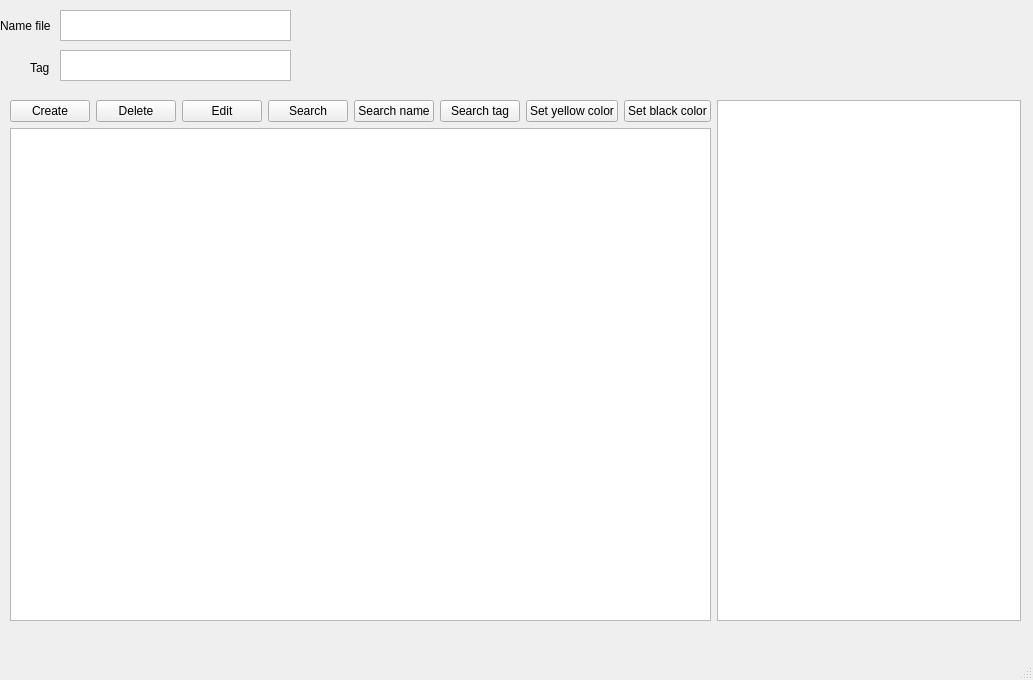
The window that Notebook_project/notebook/mainwindow.ui (Danil-Kovalev/NG_2021_Danil_Kovalev) describes before a commit, drawn with Qt 5.
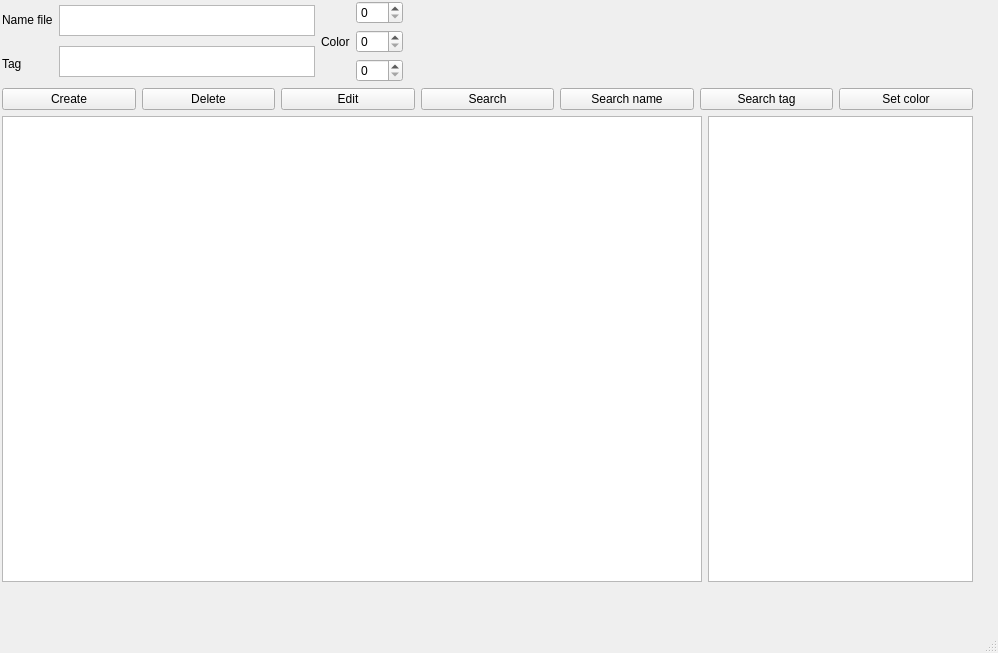
The same window after the commit.

Commit message: realesed search tag and set color text

The edit to the form file:
```diff
--- a/Notebook_project/notebook/mainwindow.ui
+++ b/Notebook_project/notebook/mainwindow.ui
@@ -6,77 +6,141 @@
    <rect>
     <x>0</x>
     <y>0</y>
-    <width>1033</width>
-    <height>680</height>
+    <width>998</width>
+    <height>653</height>
    </rect>
   </property>
   <property name="windowTitle">
    <string>MainWindow</string>
   </property>
   <widget class="QWidget" name="centralwidget">
-   <widget class="QTextEdit" name="nameFile">
+   <widget class="QWidget" name="">
     <property name="geometry">
      <rect>
-      <x>60</x>
-      <y>10</y>
-      <width>231</width>
-      <height>31</height>
+      <x>2</x>
+      <y>1</y>
+      <width>971</width>
+      <height>581</height>
      </rect>
     </property>
-   </widget>
+    <layout class="QVBoxLayout" name="verticalLayout_5">
+     <item>
+      <layout class="QHBoxLayout" name="horizontalLayout_8">
+       <item>
+        <layout class="QHBoxLayout" name="horizontalLayout_6">
+         <item>
+          <layout class="QVBoxLayout" name="verticalLayout_3">
+           <item>
    <widget class="QLabel" name="l_nameFile">
-    <property name="geometry">
-     <rect>
-      <x>0</x>
-      <y>10</y>
-      <width>61</width>
-      <height>31</height>
-     </rect>
-    </property>
     <property name="text">
      <string>Name file</string>
     </property>
    </widget>
+           </item>
+           <item>
    <widget class="QLabel" name="l_tagFile">
-    <property name="geometry">
-     <rect>
-      <x>30</x>
-      <y>60</y>
-      <width>21</width>
-      <height>16</height>
-     </rect>
-    </property>
     <property name="text">
      <string>Tag</string>
     </property>
    </widget>
+           </item>
+          </layout>
+         </item>
+         <item>
+          <layout class="QVBoxLayout" name="verticalLayout_2">
+           <item>
+            <widget class="QTextEdit" name="nameFile">
+             <property name="sizePolicy">
+              <sizepolicy hsizetype="Fixed" vsizetype="Fixed">
+               <horstretch>0</horstretch>
+               <verstretch>0</verstretch>
+              </sizepolicy>
+             </property>
+             <property name="maximumSize">
+              <size>
+               <width>16777215</width>
+               <height>31</height>
+              </size>
+             </property>
+            </widget>
+           </item>
+           <item>
    <widget class="QTextEdit" name="tagFile">
-    <property name="geometry">
-     <rect>
-      <x>60</x>
-      <y>50</y>
-      <width>231</width>
+             <property name="sizePolicy">
+              <sizepolicy hsizetype="Fixed" vsizetype="Fixed">
+               <horstretch>0</horstretch>
+               <verstretch>0</verstretch>
+              </sizepolicy>
+             </property>
+             <property name="maximumSize">
+              <size>
+               <width>16777215</width>
       <height>31</height>
-     </rect>
-    </property>
-   </widget>
-   <widget class="QWidget" name="layoutWidget">
-    <property name="geometry">
-     <rect>
-      <x>10</x>
-      <y>100</y>
-      <width>1011</width>
-      <height>521</height>
-     </rect>
-    </property>
-    <layout class="QHBoxLayout" name="horizontalLayout_5">
+              </size>
+             </property>
+            </widget>
+           </item>
+          </layout>
+         </item>
+        </layout>
+       </item>
+       <item>
+        <layout class="QHBoxLayout" name="horizontalLayout_7">
+         <item>
+          <widget class="QLabel" name="l_color">
+           <property name="text">
+            <string>Color</string>
+           </property>
+          </widget>
+         </item>
+         <item>
+          <layout class="QVBoxLayout" name="verticalLayout_4">
+           <item>
+            <widget class="QSpinBox" name="s_red">
+             <property name="maximum">
+              <number>255</number>
+             </property>
+            </widget>
+           </item>
+           <item>
+            <widget class="QSpinBox" name="s_green">
+             <property name="maximum">
+              <number>255</number>
+             </property>
+            </widget>
+           </item>
+           <item>
+            <widget class="QSpinBox" name="s_blue">
+             <property name="maximum">
+              <number>255</number>
+             </property>
+             <property name="value">
+              <number>0</number>
+             </property>
+            </widget>
+           </item>
+          </layout>
+         </item>
+        </layout>
+       </item>
+       <item>
+        <spacer name="horizontalSpacer">
+         <property name="orientation">
+          <enum>Qt::Horizontal</enum>
+         </property>
+         <property name="sizeHint" stdset="0">
+          <size>
+           <width>40</width>
+           <height>20</height>
+          </size>
+         </property>
+        </spacer>
+       </item>
+      </layout>
+     </item>
      <item>
       <layout class="QVBoxLayout" name="verticalLayout">
        <item>
-        <layout class="QHBoxLayout" name="horizontalLayout_4">
-         <item>
-          <layout class="QHBoxLayout" name="horizontalLayout_2">
-           <item>
             <layout class="QHBoxLayout" name="horizontalLayout">
              <item>
               <widget class="QPushButton" name="b_create">
@@ -106,8 +170,6 @@
                </property>
               </widget>
              </item>
-            </layout>
-           </item>
            <item>
             <widget class="QPushButton" name="b_searchName">
              <property name="text">
@@ -115,10 +177,6 @@
              </property>
             </widget>
            </item>
-          </layout>
-         </item>
-         <item>
-          <layout class="QHBoxLayout" name="horizontalLayout_3">
            <item>
             <widget class="QPushButton" name="b_searchTag">
              <property name="text">
@@ -129,28 +187,36 @@
            <item>
             <widget class="QPushButton" name="b_color">
              <property name="text">
-              <string>Set yellow color</string>
-             </property>
-            </widget>
+            <string>Set color</string>
+           </property>
+          </widget>
+         </item>
+        </layout>
            </item>
            <item>
-            <widget class="QPushButton" name="b_color2">
-             <property name="text">
-              <string>Set black color</string>
-             </property>
-            </widget>
-           </item>
-          </layout>
-         </item>
-        </layout>
-       </item>
+        <layout class="QHBoxLayout" name="horizontalLayout_2">
        <item>
         <widget class="QTextEdit" name="userText"/>
        </item>
-      </layout>
-     </item>
      <item>
-      <widget class="QListWidget" name="listFiles"/>
+          <widget class="QListWidget" name="listFiles">
+           <property name="sizePolicy">
+            <sizepolicy hsizetype="Expanding" vsizetype="Expanding">
+             <horstretch>0</horstretch>
+             <verstretch>0</verstretch>
+            </sizepolicy>
+           </property>
+           <property name="maximumSize">
+            <size>
+             <width>265</width>
+             <height>16777215</height>
+            </size>
+           </property>
+          </widget>
+         </item>
+        </layout>
+       </item>
+      </layout>
      </item>
     </layout>
    </widget>
```
Left out of the diff: 2 changed lines with no effect on the pictures. Lines whose indentation alone changed are shown as unchanged. The commit also changes 2 other files.
